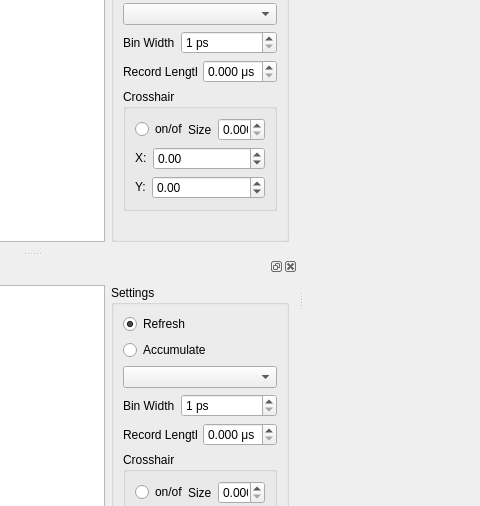
First picture: the form in src/qudi/gui/local/timetagger/ui_timetaggergui.ui, repository fffish95/qudi-lm-modules, before the edit; both pictures show x 235 to 715 and y 154 to 660 of the 1315 by 860 pixel window.
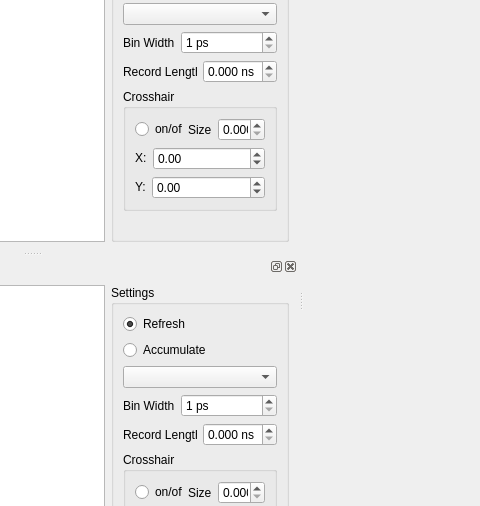
Second picture: the form after the edit. Icons and pictures are not drawn. Custom widgets are drawn as their Qt base class.

```diff
--- a/src/qudi/gui/local/timetagger/ui_timetaggergui.ui
+++ b/src/qudi/gui/local/timetagger/ui_timetaggergui.ui
@@ -315,7 +315,7 @@
           <item>
            <widget class="QDoubleSpinBox" name="corrRecordLengthDoubleSpinBox">
             <property name="suffix">
-             <string> μs</string>
+             <string> ns</string>
             </property>
             <property name="decimals">
              <number>3</number>
@@ -520,7 +520,7 @@
           <item>
            <widget class="QDoubleSpinBox" name="histRecordLengthDoubleSpinBox">
             <property name="suffix">
-             <string> μs</string>
+             <string> ns</string>
             </property>
             <property name="decimals">
              <number>3</number>
```
